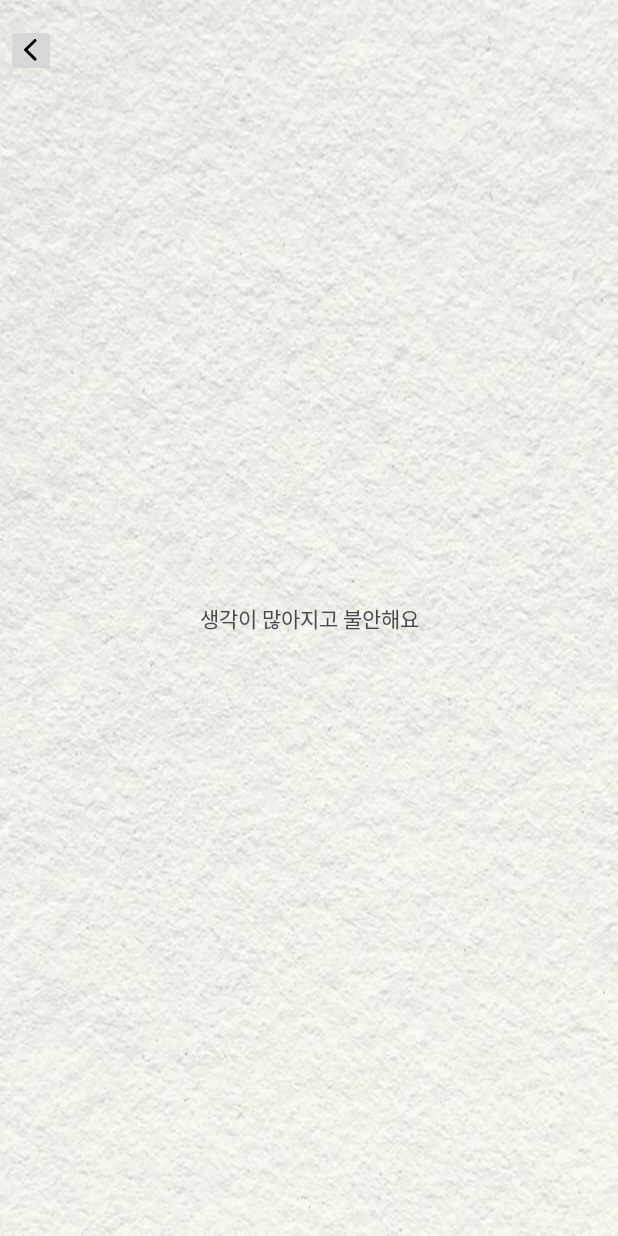
After one commit to Santoragi/UMC8th-Study, an Android app: the AnxiousActivity screen opened directly, with no data from a screen before it, on a phone screen of 412 x 824 dp. The commit adds this screen. Run offline under Robolectric (Android 15) with nearby library versions, the phone set to English and light mode, and no system bars.

Commit message:
[#1]Feat: 버튼 클릭 리스너 구현(액티비티 이동)

```diff
--- /dev/null
+++ b/app/src/main/java/com/example/androidstudy/AnxiousActivity.kt
@@ -0,0 +1,28 @@
+package com.example.androidstudy
+
+import android.content.Intent
+import android.os.Bundle
+import android.widget.ImageButton
+import androidx.activity.enableEdgeToEdge
+import androidx.appcompat.app.AppCompatActivity
+import androidx.core.view.ViewCompat
+import androidx.core.view.WindowInsetsCompat
+
+class AnxiousActivity : AppCompatActivity() {
+    override fun onCreate(savedInstanceState: Bundle?) {
+        super.onCreate(savedInstanceState)
+        enableEdgeToEdge()
+        setContentView(R.layout.activity_anxious)
+        ViewCompat.setOnApplyWindowInsetsListener(findViewById(R.id.main)) { v, insets ->
+            val systemBars = insets.getInsets(WindowInsetsCompat.Type.systemBars())
+            v.setPadding(systemBars.left, systemBars.top, systemBars.right, systemBars.bottom)
+            insets
+        }
+
+        val backButton = findViewById<ImageButton>(R.id.back_button)
+        backButton.setOnClickListener{
+            val intent = Intent(this, MainActivity::class.java)
+            startActivity(intent)
+        }
+    }
+}
--- /dev/null
+++ b/app/src/main/res/layout/activity_anxious.xml
@@ -0,0 +1,31 @@
+<?xml version="1.0" encoding="utf-8"?>
+<androidx.constraintlayout.widget.ConstraintLayout xmlns:android="http://schemas.android.com/apk/res/android"
+    xmlns:app="http://schemas.android.com/apk/res-auto"
+    xmlns:tools="http://schemas.android.com/tools"
+    android:id="@+id/main"
+    android:layout_width="match_parent"
+    android:layout_height="match_parent"
+    android:background="@drawable/paper_texture"
+    tools:context=".AnxiousActivity">
+
+    <TextView
+        android:id="@+id/anxious"
+        android:layout_width="wrap_content"
+        android:layout_height="wrap_content"
+        android:text="생각이 많아지고 불안해요"
+        app:layout_constraintBottom_toBottomOf="parent"
+        app:layout_constraintEnd_toEndOf="parent"
+        app:layout_constraintStart_toStartOf="parent"
+        app:layout_constraintTop_toTopOf="parent" />
+
+    <ImageButton
+        android:id="@+id/back_button"
+        android:layout_width="wrap_content"
+        android:layout_height="wrap_content"
+        android:layout_marginStart="4dp"
+        android:layout_marginTop="16dp"
+        app:layout_constraintStart_toStartOf="parent"
+        app:layout_constraintTop_toTopOf="parent"
+        app:srcCompat="@drawable/back_button" />
+
+</androidx.constraintlayout.widget.ConstraintLayout>
```
Also changed, not shown: app/src/main/AndroidManifest.xml (+15 -0 lines), app/src/main/java/com/example/androidstudy/AngryActivity.kt (added, +28 -0 lines), app/src/main/java/com/example/androidstudy/ExiteActivity.kt (added, +28 -0 lines), app/src/main/java/com/example/androidstudy/HappyActivity.kt (added, +28 -0 lines), app/src/main/java/com/example/androidstudy/MainActivity.kt (+34 -0 lines), app/src/main/java/com/example/androidstudy/NormalActivity.kt (added, +28 -0 lines), app/src/main/res/layout/activity_angry.xml (added, +31 -0 lines), app/src/main/res/layout/activity_exite.xml (added, +31 -0 lines), app/src/main/res/layout/activity_happy.xml (added, +33 -0 lines), app/src/main/res/layout/activity_normal.xml (added, +31 -0 lines).
